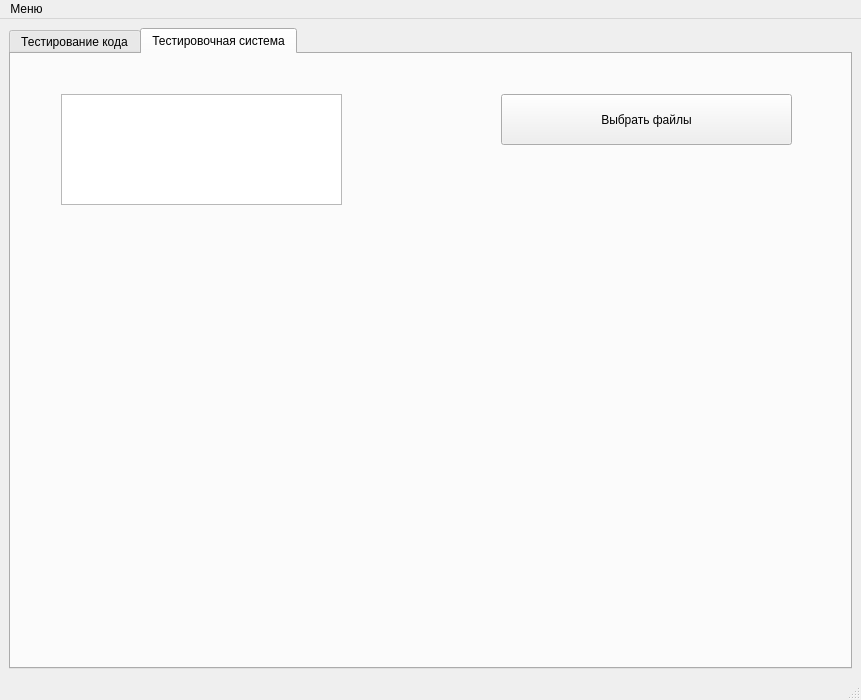
geroineee/ARM_QT, file mainwindow.ui: the form before one commit.
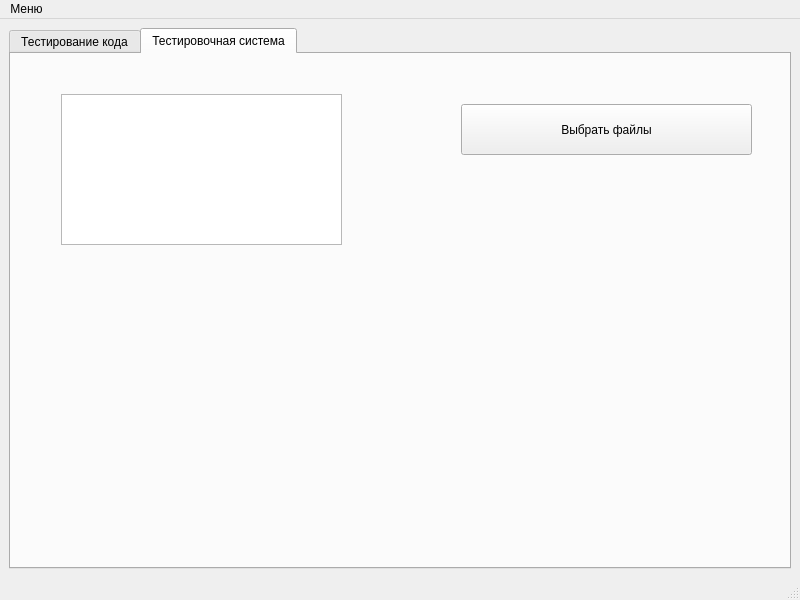
The form after the commit. The open tabs and pages were chosen to show the change.

Patch:
```diff
--- a/mainwindow.ui
+++ b/mainwindow.ui
@@ -6,8 +6,8 @@
    <rect>
     <x>0</x>
     <y>0</y>
-    <width>861</width>
-    <height>700</height>
+    <width>800</width>
+    <height>600</height>
    </rect>
   </property>
   <property name="windowTitle">
@@ -209,8 +209,8 @@
        <widget class="QPushButton" name="button_get_path_files">
         <property name="geometry">
          <rect>
-          <x>490</x>
-          <y>40</y>
+          <x>450</x>
+          <y>50</y>
           <width>291</width>
           <height>51</height>
          </rect>
@@ -225,7 +225,7 @@
           <x>50</x>
           <y>40</y>
           <width>281</width>
-          <height>111</height>
+          <height>151</height>
          </rect>
         </property>
        </widget>
@@ -240,7 +240,7 @@
     <rect>
      <x>0</x>
      <y>0</y>
-     <width>861</width>
+     <width>800</width>
      <height>25</height>
     </rect>
    </property>
```
Left out of the diff: 5 changed lines with no effect on the pictures.
